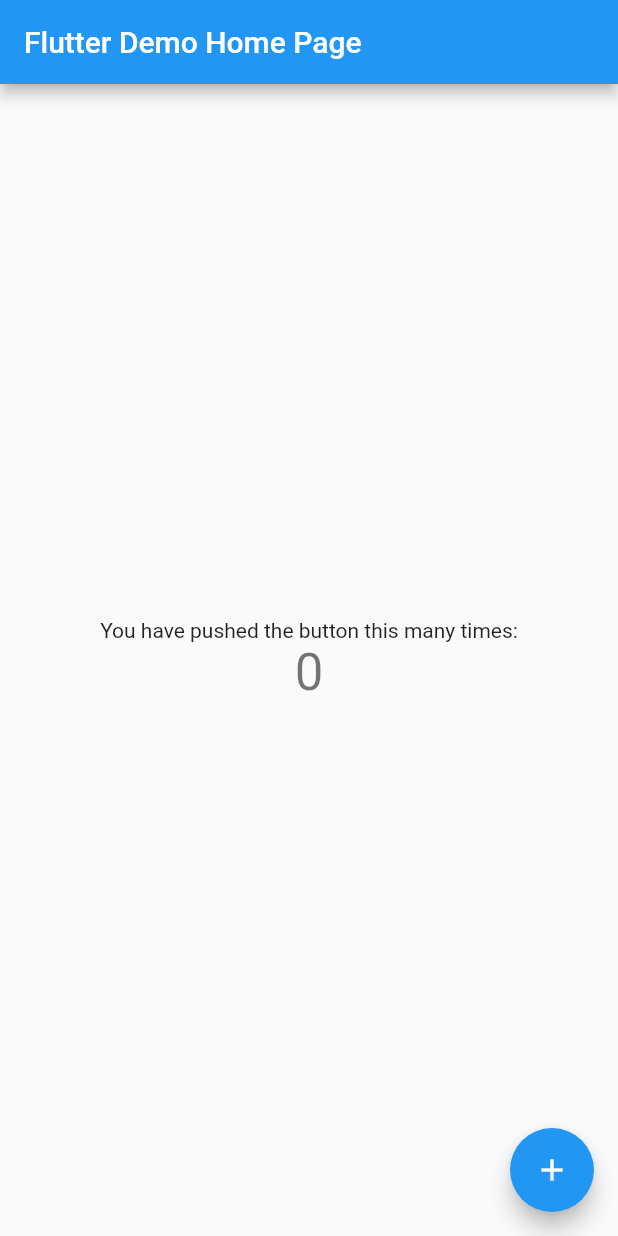
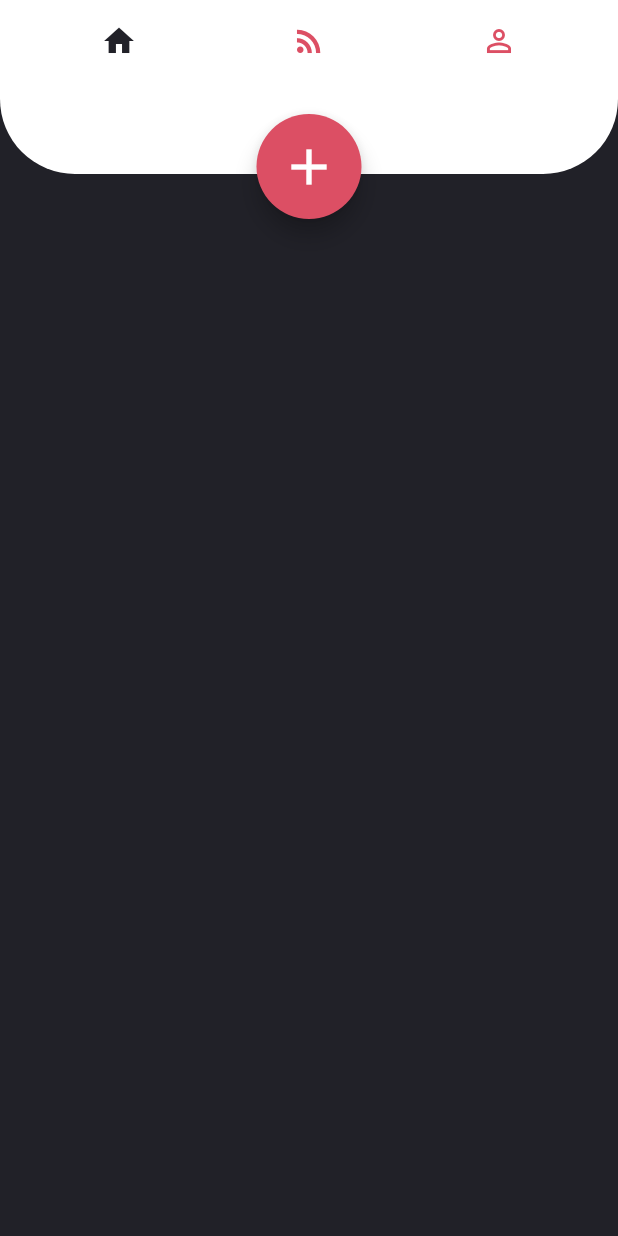
Before and after one commit to mrkobby/TodoAPP, a Flutter app: the screen it shows after launch, on a phone screen of 412 x 824 dp. Run offline on Flutter 3.47's test engine with Material 2 defaults, Android fonts, the phone set to English and light mode, and no system bars.

Commit message:
Created Navbar

```diff
--- a/App/todoapp/lib/main.dart
+++ b/App/todoapp/lib/main.dart
@@ -1,41 +1,26 @@
 import 'package:flutter/material.dart';
+import 'models/global.dart';
 
 void main() => runApp(MyApp());
 
 class MyApp extends StatelessWidget {
-  // This widget is the root of your application.
+
   @override
   Widget build(BuildContext context) {
     return MaterialApp(
-      title: 'Flutter Demo',
+      debugShowCheckedModeBanner: false,
+      title: 'Todo App',
       theme: ThemeData(
-        // This is the theme of your application.
-        //
-        // Try running your application with "flutter run". You'll see the
-        // application has a blue toolbar. Then, without quitting the app, try
-        // changing the primarySwatch below to Colors.green and then invoke
-        // "hot reload" (press "r" in the console where you ran "flutter run",
-        // or simply save your changes to "hot reload" in a Flutter IDE).
-        // Notice that the counter didn't reset back to zero; the application
-        // is not restarted.
+
         primarySwatch: Colors.blue,
       ),
-      home: MyHomePage(title: 'Flutter Demo Home Page'),
+      home: MyHomePage(title: 'Todo App'),
     );
   }
 }
 
 class MyHomePage extends StatefulWidget {
   MyHomePage({Key key, this.title}) : super(key: key);
-
-  // This widget is the home page of your application. It is stateful, meaning
-  // that it has a State object (defined below) that contains fields that affect
-  // how it looks.
-
-  // This class is the configuration for the state. It holds the values (in this
-  // case the title) provided by the parent (in this case the App widget) and
-  // used by the build method of the State. Fields in a Widget subclass are
-  // always marked "final".
 
   final String title;
 
@@ -44,68 +29,87 @@ class MyHomePage extends StatefulWidget {
 }
 
 class _MyHomePageState extends State<MyHomePage> {
-  int _counter = 0;
-
-  void _incrementCounter() {
-    setState(() {
-      // This call to setState tells the Flutter framework that something has
-      // changed in this State, which causes it to rerun the build method below
-      // so that the display can reflect the updated values. If we changed
-      // _counter without calling setState(), then the build method would not be
-      // called again, and so nothing would appear to happen.
-      _counter++;
-    });
-  }
 
   @override
   Widget build(BuildContext context) {
-    // This method is rerun every time setState is called, for instance as done
-    // by the _incrementCounter method above.
-    //
-    // The Flutter framework has been optimized to make rerunning build methods
-    // fast, so that you can just rebuild anything that needs updating rather
-    // than having to individually change instances of widgets.
-    return Scaffold(
-      appBar: AppBar(
-        // Here we take the value from the MyHomePage object that was created by
-        // the App.build method, and use it to set our appbar title.
-        title: Text(widget.title),
-      ),
-      body: Center(
-        // Center is a layout widget. It takes a single child and positions it
-        // in the middle of the parent.
-        child: Column(
-          // Column is also a layout widget. It takes a list of children and
-          // arranges them vertically. By default, it sizes itself to fit its
-          // children horizontally, and tries to be as tall as its parent.
-          //
-          // Invoke "debug painting" (press "p" in the console, choose the
-          // "Toggle Debug Paint" action from the Flutter Inspector in Android
-          // Studio, or the "Toggle Debug Paint" command in Visual Studio Code)
-          // to see the wireframe for each widget.
-          //
-          // Column has various properties to control how it sizes itself and
-          // how it positions its children. Here we use mainAxisAlignment to
-          // center the children vertically; the main axis here is the vertical
-          // axis because Columns are vertical (the cross axis would be
-          // horizontal).
-          mainAxisAlignment: MainAxisAlignment.center,
-          children: <Widget>[
-            Text(
-              'You have pushed the button this many times:',
+    return MaterialApp(
+      debugShowCheckedModeBanner: false,
+      color: Colors.yellow,
+      home: SafeArea(
+        child: DefaultTabController(
+          length: 3,
+          child: new Scaffold(
+            body: Stack(
+              children: <Widget> [
+                TabBarView(
+                  children: [
+                    new Container(
+                      color: darkGreyColor,
+                    ),
+                    new Container(
+                      color: Colors.orange,
+                    ),
+                    new Container(
+                      color: Colors.lightGreen,
+                    ),
+                  ],
+                ),
+                Container(
+                  padding: EdgeInsets.only(left: 50),
+                  height: 60,
+                  decoration: BoxDecoration(
+                    borderRadius: BorderRadius.only(
+                      bottomLeft: Radius.circular(50),
+                      bottomRight: Radius.circular(50)
+                    ),
+                    color: Colors.white
+                  ),
+                  // child: Row(
+                  //   mainAxisAlignment: MainAxisAlignment.spaceBetween,
+                  //   children: <Widget>[
+                  //     Text("Seta", style: setaTitleStyle,),
+                  //     Container()
+                  //   ],
+                  // ),
+                ),
+                Container(
+                  height: 70,
+                  width: 70,
+                  margin: EdgeInsets.only(top: 20, left: MediaQuery.of(context).size.width*0.5 - 35),
+                  child: FloatingActionButton(
+                    child: Icon(Icons.add, size: 40,),
+                    backgroundColor: redColor,
+                    onPressed: () {},
+                  ),
+                )
+              ]
             ),
-            Text(
-              '$_counter',
-              style: Theme.of(context).textTheme.display1,
+            appBar: AppBar(
+              elevation: 0,
+              title: new TabBar(
+                tabs: [
+                  Tab(
+                    icon: new Icon(Icons.home),
+                  ),
+                  Tab(
+                    icon: new Icon(Icons.rss_feed),
+                  ),
+                  Tab(
+                    icon: new Icon(Icons.perm_identity),
+                  ),
+                ],
+                labelColor: darkGreyColor,
+                unselectedLabelColor: redColor,
+                indicatorSize: TabBarIndicatorSize.label,
+                indicatorPadding: EdgeInsets.all(5.0),
+                indicatorColor: Colors.transparent,
+              ),
+              backgroundColor: Colors.white,
             ),
-          ],
+            backgroundColor: Colors.white,
+          ),
         ),
       ),
-      floatingActionButton: FloatingActionButton(
-        onPressed: _incrementCounter,
-        tooltip: 'Increment',
-        child: Icon(Icons.add),
-      ), // This trailing comma makes auto-formatting nicer for build methods.
     );
   }
 }
--- /dev/null
+++ b/App/todoapp/lib/models/global.dart
@@ -0,0 +1,10 @@
+import 'package:flutter/material.dart';
+
+Color darkGreyColor = new Color(0xFF212128);
+Color redColor = new Color(0xFFDC4F64);
+
+TextStyle setaTitleStyle = new TextStyle(
+  fontFamily: 'Avenir',
+  fontWeight: FontWeight.bold,
+  color: darkGreyColor,
+  fontSize: 30.0);
```
